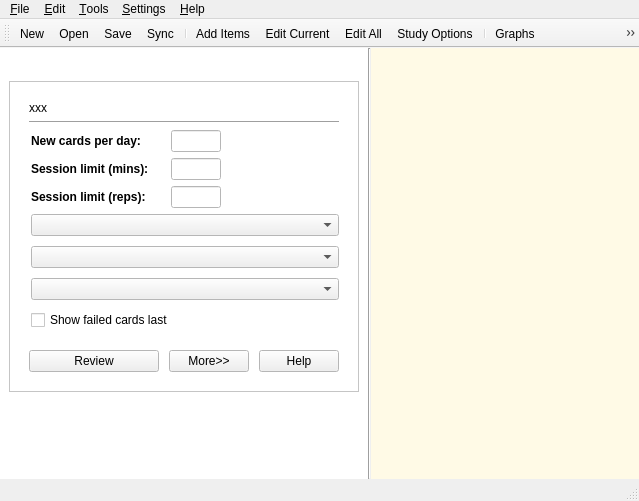
Above: designer/main.ui from ankitects/anki before the change. Below: the same form after it.
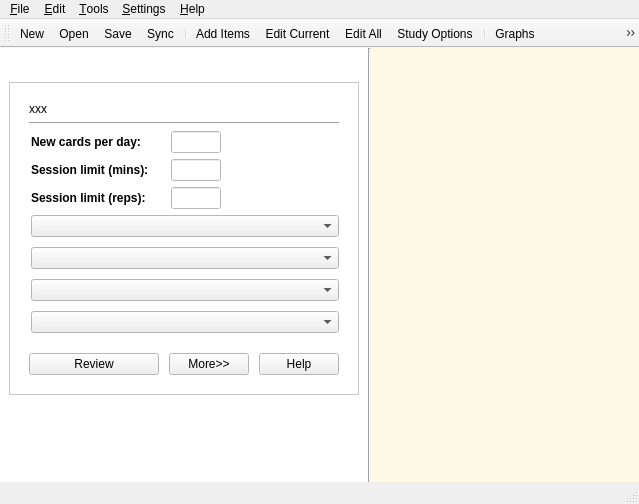
That is the form after the change. The open tabs and pages were chosen to show the change. Icons and pictures are not drawn.

Commit message: new failed card handling selection

Patch:
```diff
--- a/designer/main.ui
+++ b/designer/main.ui
@@ -6,7 +6,7 @@
     <x>0</x>
     <y>0</y>
     <width>639</width>
-    <height>501</height>
+    <height>504</height>
    </rect>
   </property>
   <property name="sizePolicy" >
@@ -28,7 +28,7 @@
      <x>0</x>
      <y>69</y>
      <width>639</width>
-     <height>412</height>
+     <height>415</height>
     </rect>
    </property>
    <property name="sizePolicy" >
@@ -477,8 +477,8 @@
            <rect>
             <x>0</x>
             <y>0</y>
-            <width>474</width>
-            <height>356</height>
+            <width>368</width>
+            <height>358</height>
            </rect>
           </property>
           <layout class="QVBoxLayout" name="verticalLayout_4" >
@@ -741,11 +741,7 @@
                         </widget>
                        </item>
                        <item>
-                        <widget class="QCheckBox" name="delayLapsedCards" >
-                         <property name="text" >
-                          <string>Show failed cards last</string>
-                         </property>
-                        </widget>
+                        <widget class="QComboBox" name="failedCardsOption" />
                        </item>
                       </layout>
                      </widget>
@@ -1341,7 +1337,7 @@
    <property name="geometry" >
     <rect>
      <x>0</x>
-     <y>481</y>
+     <y>484</y>
      <width>639</width>
      <height>20</height>
     </rect>
```
Left out of the diff: 6 changed lines with no effect on the pictures. The commit also changes 1 other file.
